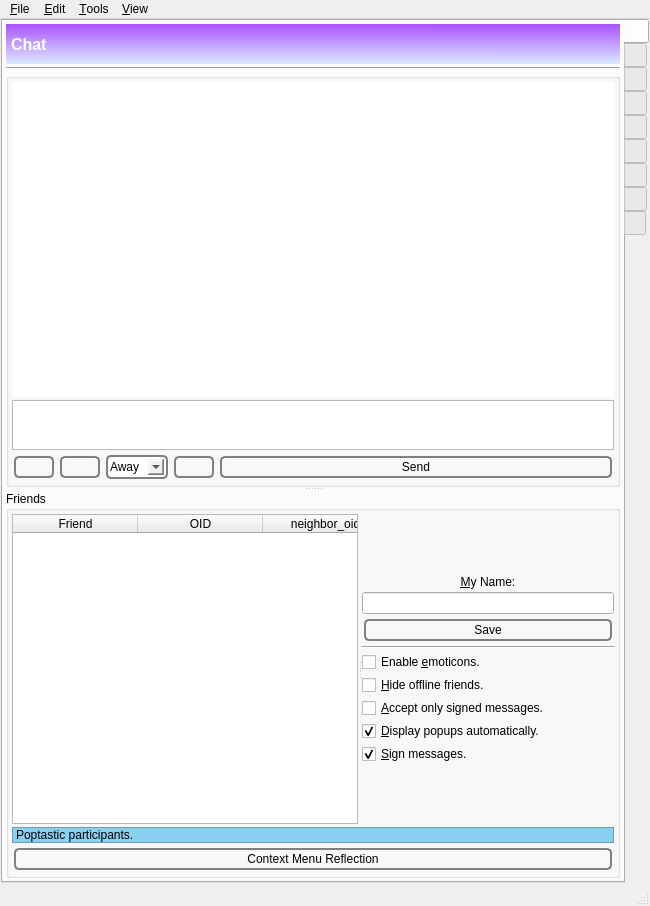
Old version of the form GoldBug-UI/controlcenter.ui in the repository xloem/spot-on-svn.
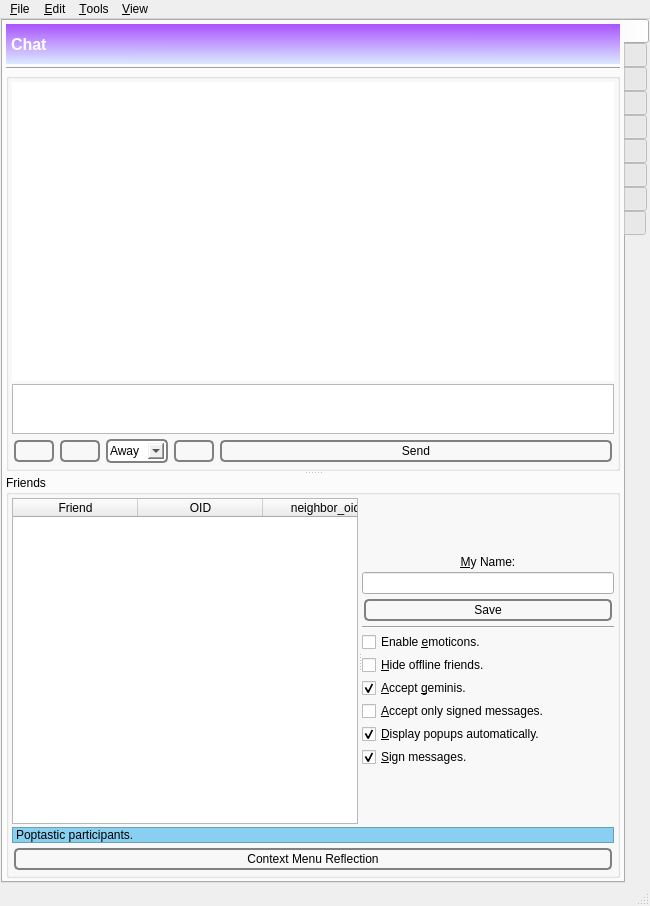
New version of the form. Icons and pictures are not drawn. Custom widgets are drawn as their Qt base class.

The edit to the form file:
```diff
--- a/GoldBug-UI/controlcenter.ui
+++ b/GoldBug-UI/controlcenter.ui
@@ -687,6 +687,16 @@
                      </property>
                     </widget>
                    </item>
+                   <item>
+                    <widget class="QCheckBox" name="acceptGeminis">
+                     <property name="text">
+                      <string>&amp;Accept &amp;geminis.</string>
+                     </property>
+                     <property name="checked">
+                      <bool>true</bool>
+                     </property>
+                    </widget>
+                   </item>
                    <item>
                     <widget class="QCheckBox" name="chatAcceptSigned">
                      <property name="toolTip">
```
Left out of the diff: 1 changed line with no effect on the pictures.
